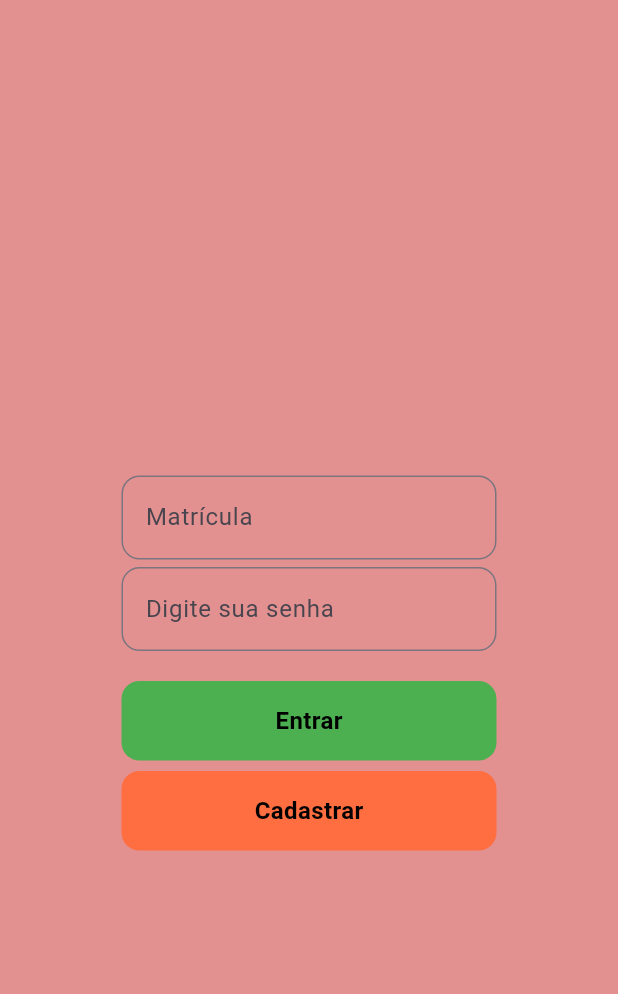
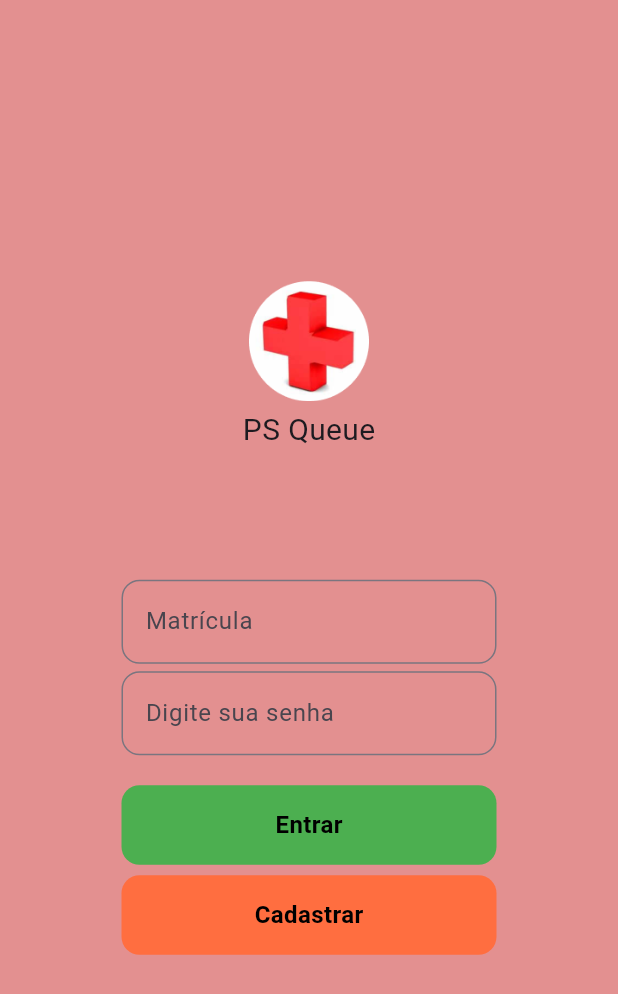
Before and after one commit to alexandrendev/app-queue, a Flutter app: the screen it shows after launch, on a phone screen of 412 x 824 dp. Shown: the top 994 px of the screen. Run offline on Flutter 3.47's test engine with Material 3 defaults, Android fonts, the phone set to English and light mode, and no system bars.

Commit message:
rename files and add logo image asset

```diff
--- /dev/null
+++ b/app_queue/lib/components/my_logo.dart
@@ -0,0 +1,29 @@
+import 'package:flutter/material.dart';
+
+class MyLogo extends StatelessWidget {
+  const MyLogo({super.key});
+
+  @override
+  Widget build(BuildContext context) {
+    return Column(
+      children: [
+        //Ícone do Sistema
+        ClipRRect(
+          child: Image.asset(
+            'lib/assets/images/logo.png',
+            height: 80,
+          ),
+        ),
+        //Espaço embranco
+        const SizedBox(height: 5),
+        //Nome do Aplicativo
+        const Text(
+          'PS Queue',
+          style: TextStyle(fontSize: 20),
+        ),
+        //Espaço em branco
+        const SizedBox(height: 25),
+      ],
+    );
+  }
+}
--- a/app_queue/lib/main.dart
+++ b/app_queue/lib/main.dart
@@ -1,4 +1,4 @@
-import 'package:app_queue/pages/LoginPage.dart';
+import 'package:app_queue/pages/login_page.dart';
 import 'package:flutter/material.dart';
 
 void main() {
@@ -11,6 +11,7 @@ class MyApp extends StatelessWidget {
   @override
   Widget build(BuildContext context) {
     return MaterialApp(
+      debugShowCheckedModeBanner: false,
       title: 'Flutter Demo',
       theme: ThemeData(
         colorScheme: ColorScheme.fromSeed(seedColor: Colors.deepPurple),
--- a/app_queue/lib/pages/LoginPage.dart
+++ b/app_queue/lib/pages/login_page.dart
@@ -1,6 +1,7 @@
 
-import 'package:app_queue/components/MyButton.dart';
-import 'package:app_queue/components/MyTextInput.dart';
+import 'package:app_queue/components/my_button.dart';
+import 'package:app_queue/components/my_logo.dart';
+import 'package:app_queue/components/my_text_input.dart';
 import 'package:flutter/material.dart';
 
 class LoginPage extends StatelessWidget {
@@ -11,10 +12,7 @@ class LoginPage extends StatelessWidget {
   @override
   Widget build(BuildContext context) {
     return Scaffold(
-      extendBodyBehindAppBar: true,
-      // appBar: AppBar(
 
-      // ),
       body: Container(
         width: MediaQuery.of(context).size.width,
         padding: const EdgeInsets.all(27),
@@ -24,6 +22,8 @@ class LoginPage extends StatelessWidget {
         child: Column(
           mainAxisAlignment: MainAxisAlignment.center,
           children: [
+
+            MyLogo(),
             const SizedBox(height: 30),
 
             const SizedBox(height: 30),
@@ -43,7 +43,7 @@ class LoginPage extends StatelessWidget {
               width: 250,
               child: MyTextInput(
                 hintText: 'Digite sua senha',
-                obscureText: false,
+                obscureText: true,
                 controller: TextEditingController(),
                 validator: null,
                 keyboardType:  TextInputType.number,
```
Also changed, not shown: app_queue/pubspec.yaml (+2 -29 lines), app_queue/lib/assets/images/logo.png (added), app_queue/lib/components/my_button.dart (renamed from app_queue/lib/components/MyButton.dart), app_queue/lib/components/my_text_input.dart (renamed from app_queue/lib/components/MyTextInput.dart).
